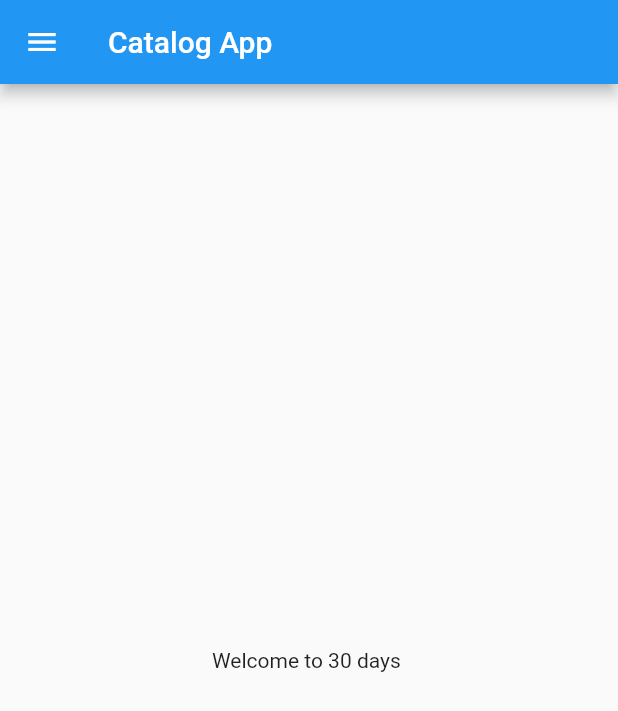
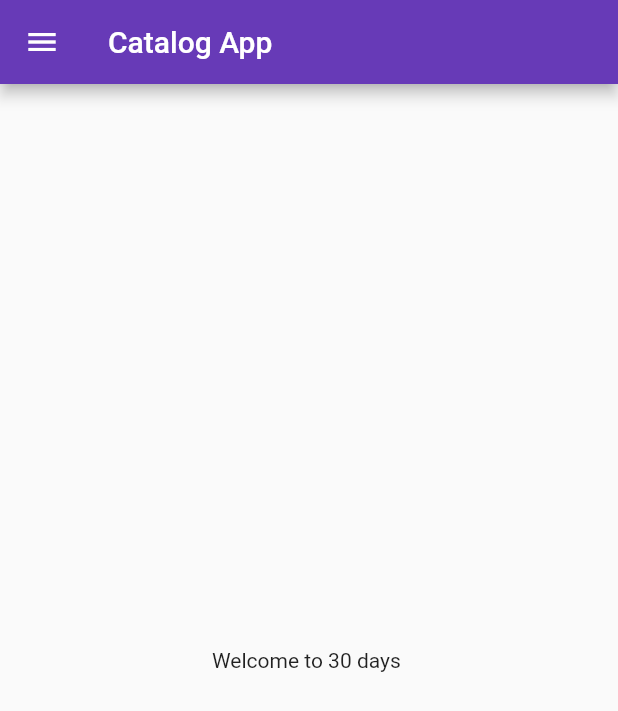
Before and after one commit to Bhuwan-Pradhan/30dayOfFlutter, a Flutter app: the screen it shows after launch, on a phone screen of 412 x 824 dp. Shown: the top 711 px of the screen. Run offline on Flutter 3.47's test engine with Material 2 defaults, Android fonts, the phone set to English and light mode, and no system bars.

Commit message:
Day3 Completed

```diff
--- a/lib/main.dart
+++ b/lib/main.dart
@@ -1,5 +1,6 @@
 import 'package:flutter/material.dart';
-import 'package:flutter_catalog/home_page.dart';
+import 'package:flutter_catalog/pages/home_page.dart';
+import 'package:flutter_catalog/pages/login_page.dart';
 
 void main() {
   runApp(MyApp());
@@ -10,7 +11,20 @@ class MyApp extends StatelessWidget {
   Widget build(BuildContext context) {
 
     return MaterialApp(
-      home: HomePage()
+      //home: HomePage(),
+      themeMode: ThemeMode.light,
+      theme: ThemeData(
+       primarySwatch: Colors.deepPurple
+      ),
+      darkTheme: ThemeData(
+        brightness: Brightness.dark
+      ),
+      initialRoute: "/home",
+      routes: {
+        "/" :(context) => LoginPage(),
+        "/home" :(context) => HomePage(),
+        "/login" :(context) => LoginPage()
+      },
     );
   }
 }
```
Also changed, not shown: lib/pages/login_page.dart (added, +20 -0 lines), lib/pages/home_page.dart (renamed from lib/home_page.dart).
